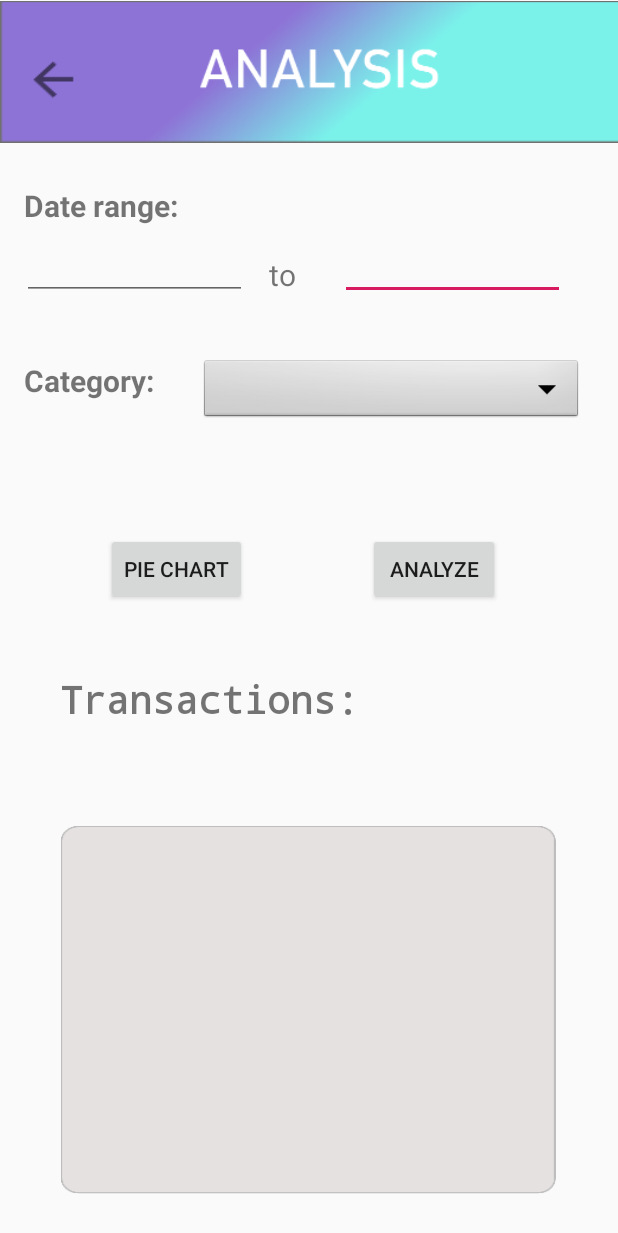
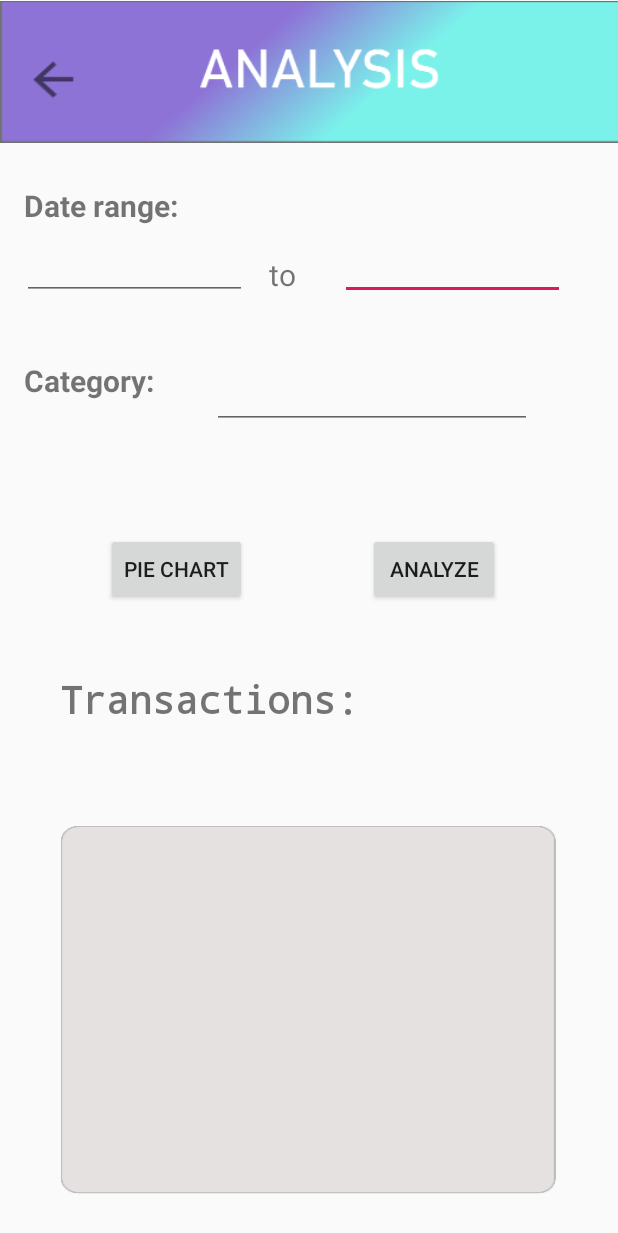
Before and after one commit to rutvij2811/ExpenseTracker, an Android app: the layout activity_analysis.xml on its own in the app's theme, with its tools: preview values and no code run, on a phone screen of 412 x 824 dp. Shown: the top 1233 px of the screen. Run offline under Robolectric (Android 15) with nearby library versions, the phone set to English and light mode, and no system bars.

Commit message:
-Added analysis done by Sarath

```diff
--- a/app/src/main/res/layout/activity_analysis.xml
+++ b/app/src/main/res/layout/activity_analysis.xml
@@ -18,22 +18,6 @@
         app:layout_constraintVertical_bias="0.0"
         app:srcCompat="@drawable/analysis" />
 
-    <Spinner
-        android:id="@+id/spinner"
-        android:layout_width="255dp"
-        android:layout_height="45dp"
-        android:layout_marginStart="8dp"
-        android:layout_marginTop="8dp"
-        android:layout_marginEnd="8dp"
-        android:layout_marginBottom="8dp"
-        android:background="@android:drawable/btn_dropdown"
-        app:layout_constraintBottom_toBottomOf="parent"
-        app:layout_constraintEnd_toEndOf="parent"
-        app:layout_constraintHorizontal_bias="0.892"
-        app:layout_constraintStart_toStartOf="parent"
-        app:layout_constraintTop_toTopOf="parent"
-        app:layout_constraintVertical_bias="0.302" />
-
     <Button
         android:id="@+id/ana_back"
         android:layout_width="39dp"
@@ -51,7 +35,7 @@
         app:layout_constraintVertical_bias="0.035" />
 
     <TextView
-        android:id="@+id/textView4"
+        android:id="@+id/tv_ana"
         android:layout_width="330dp"
         android:layout_height="245dp"
         android:layout_marginStart="8dp"
@@ -86,7 +70,7 @@
         app:layout_constraintVertical_bias="0.575" />
 
     <EditText
-        android:id="@+id/editText18"
+        android:id="@+id/et_date2"
         android:layout_width="150dp"
         android:layout_height="wrap_content"
         android:layout_marginTop="8dp"
@@ -101,7 +85,7 @@
         app:layout_constraintVertical_bias="0.192" />
 
     <EditText
-        android:id="@+id/editText19"
+        android:id="@+id/et_date1"
         android:layout_width="150dp"
         android:layout_height="wrap_content"
         android:layout_marginTop="8dp"
@@ -182,7 +166,7 @@
         app:layout_constraintVertical_bias="0.457" />
 
     <Button
-        android:id="@+id/button6"
+        android:id="@+id/analyze"
         android:layout_width="wrap_content"
         android:layout_height="wrap_content"
         android:layout_marginStart="8dp"
@@ -197,4 +181,22 @@
         app:layout_constraintTop_toTopOf="parent"
         app:layout_constraintVertical_bias="0.457" />
 
+    <EditText
+        android:id="@+id/ana_cat"
+        android:layout_width="wrap_content"
+        android:layout_height="wrap_content"
+        android:layout_marginStart="8dp"
+        android:layout_marginTop="8dp"
+        android:layout_marginEnd="8dp"
+        android:layout_marginBottom="8dp"
+        android:ems="10"
+        android:inputType="textPersonName"
+        android:hint=" "
+        app:layout_constraintBottom_toBottomOf="parent"
+        app:layout_constraintEnd_toEndOf="parent"
+        app:layout_constraintHorizontal_bias="0.73"
+        app:layout_constraintStart_toStartOf="parent"
+        app:layout_constraintTop_toTopOf="parent"
+        app:layout_constraintVertical_bias="0.305" />
+
 </android.support.constraint.ConstraintLayout>
```
Also changed, not shown: app/src/main/java/com/example/myapp/analysis.java (+173 -7 lines).
